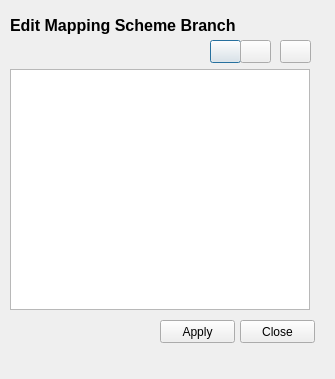
The window that qt/dlg_ms_branch.ui (gem/sidd) describes before a commit, drawn with Qt 5.
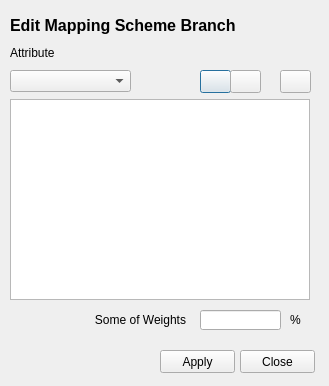
The same window after the commit. Icons and pictures are not drawn.

Commit message:
updates - added splash screen before loading SIDD - re-organize UI for window resize - MS tree now stayed expanded after update - new MS branch screen with dropdown options and showing total percentage after   percentage - added preview/query of all input layers and exposure (thematic color)
code refactoring
- use new pyQt style for slots/signals
- moved slots connect code out of ui\qt module (generated by designer)
  into ui module (user generated) code
- organization of imports

The edit to the form file:
```diff
--- a/qt/dlg_ms_branch.ui
+++ b/qt/dlg_ms_branch.ui
@@ -6,8 +6,8 @@
    <rect>
     <x>0</x>
     <y>0</y>
-    <width>335</width>
-    <height>379</height>
+    <width>329</width>
+    <height>386</height>
    </rect>
   </property>
   <property name="windowTitle">
@@ -37,17 +37,17 @@
    <property name="geometry">
     <rect>
      <x>10</x>
-     <y>69</y>
+     <y>99</y>
      <width>300</width>
-     <height>241</height>
+     <height>201</height>
     </rect>
    </property>
   </widget>
   <widget class="QPushButton" name="btn_add">
    <property name="geometry">
     <rect>
-     <x>210</x>
-     <y>40</y>
+     <x>200</x>
+     <y>70</y>
      <width>31</width>
      <height>23</height>
     </rect>
@@ -63,8 +63,8 @@
   <widget class="QPushButton" name="btn_delete">
    <property name="geometry">
     <rect>
-     <x>240</x>
-     <y>40</y>
+     <x>230</x>
+     <y>70</y>
      <width>31</width>
      <height>23</height>
     </rect>
@@ -81,7 +81,7 @@
    <property name="geometry">
     <rect>
      <x>160</x>
-     <y>320</y>
+     <y>350</y>
      <width>75</width>
      <height>23</height>
     </rect>
@@ -97,7 +97,7 @@
    <property name="geometry">
     <rect>
      <x>240</x>
-     <y>320</y>
+     <y>350</y>
      <width>75</width>
      <height>23</height>
     </rect>
@@ -113,7 +113,7 @@
    <property name="geometry">
     <rect>
      <x>280</x>
-     <y>40</y>
+     <y>70</y>
      <width>31</width>
      <height>23</height>
     </rect>
@@ -126,6 +126,74 @@
      <normaloff>:/imgs/icons/save.png</normaloff>:/imgs/icons/save.png</iconset>
    </property>
   </widget>
+  <widget class="QLabel" name="lb_attribute">
+   <property name="geometry">
+    <rect>
+     <x>10</x>
+     <y>42</y>
+     <width>291</width>
+     <height>21</height>
+    </rect>
+   </property>
+   <property name="text">
+    <string>Attribute</string>
+   </property>
+  </widget>
+  <widget class="QComboBox" name="cb_attributes">
+   <property name="geometry">
+    <rect>
+     <x>10</x>
+     <y>70</y>
+     <width>121</width>
+     <height>22</height>
+    </rect>
+   </property>
+  </widget>
+  <widget class="QLabel" name="lb_total_weights">
+   <property name="geometry">
+    <rect>
+     <x>15</x>
+     <y>310</y>
+     <width>171</width>
+     <height>20</height>
+    </rect>
+   </property>
+   <property name="text">
+    <string>Some of Weights</string>
+   </property>
+   <property name="alignment">
+    <set>Qt::AlignRight|Qt::AlignTrailing|Qt::AlignVCenter</set>
+   </property>
+  </widget>
+  <widget class="QLineEdit" name="txt_total_weights">
+   <property name="geometry">
+    <rect>
+     <x>200</x>
+     <y>310</y>
+     <width>81</width>
+     <height>20</height>
+    </rect>
+   </property>
+   <property name="alignment">
+    <set>Qt::AlignRight|Qt::AlignTrailing|Qt::AlignVCenter</set>
+   </property>
+   <property name="readOnly">
+    <bool>true</bool>
+   </property>
+  </widget>
+  <widget class="QLabel" name="lb_percent">
+   <property name="geometry">
+    <rect>
+     <x>290</x>
+     <y>310</y>
+     <width>21</width>
+     <height>20</height>
+    </rect>
+   </property>
+   <property name="text">
+    <string>%</string>
+   </property>
+  </widget>
  </widget>
  <resources>
   <include location="resources/SIDDResource.qrc"/>
```
Left out of the diff: 84 changed lines with no effect on the pictures. The commit also changes 78 other files.
